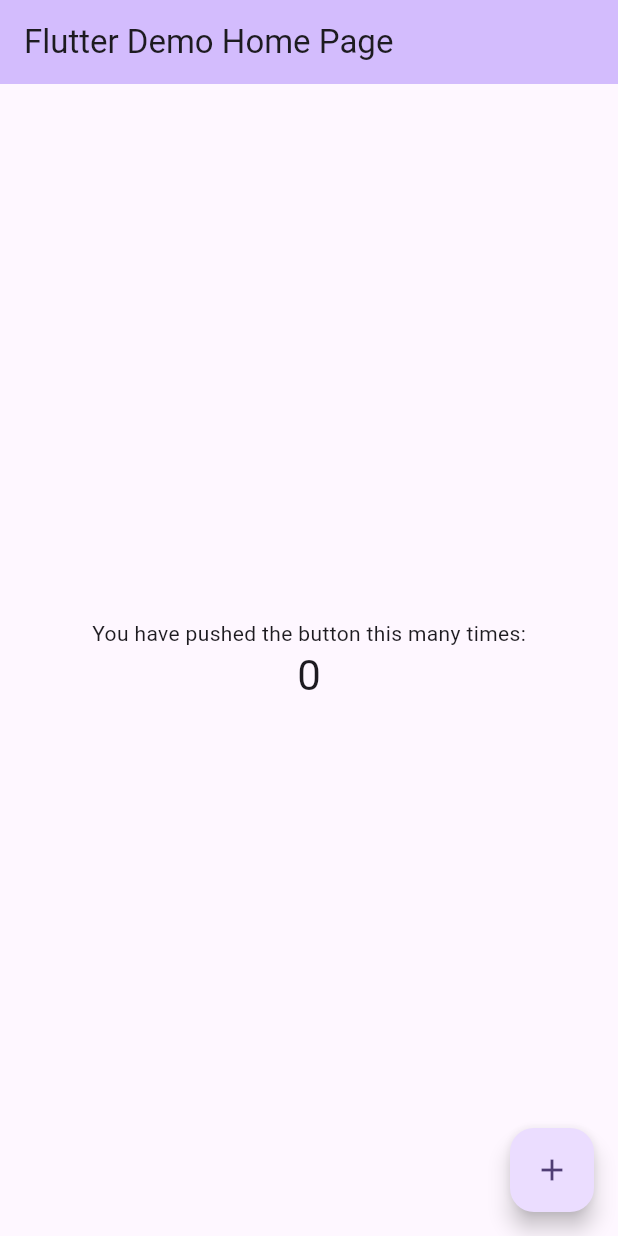
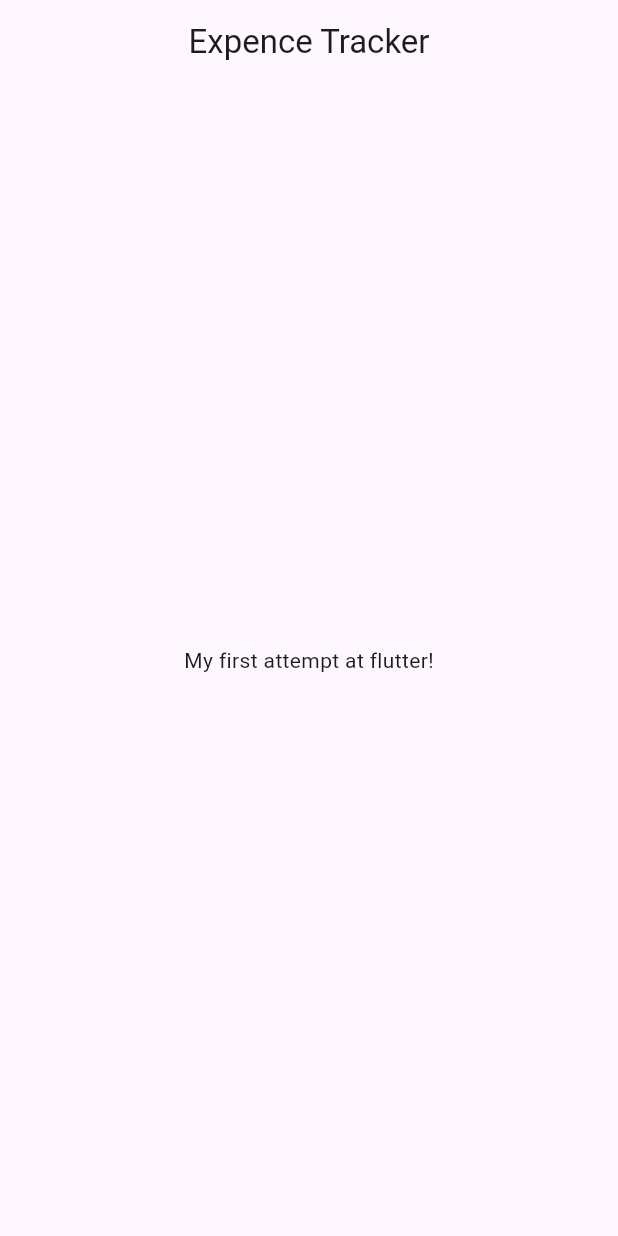
Before and after one commit to B-Judels/First_Flutter_App, a Flutter app: the screen it shows after launch, on a phone screen of 412 x 824 dp. Run offline on Flutter 3.47's test engine with Material 3 defaults, Android fonts, the light colour scheme and no system bars.

Commit message:
removing the sample template code and starting fresh

```diff
--- a/lib/main.dart
+++ b/lib/main.dart
@@ -1,122 +1,12 @@
 import 'package:flutter/material.dart';
 
 void main() {
-  runApp(const MyApp());
+  runApp(
+    MaterialApp(
+      home: Scaffold(
+        appBar: AppBar(title: Center(child: Text("Expence Tracker"))),
+        body: Center(child: Text("My first attempt at flutter!")),
+      ),
+    ),
+  );
 }
-
-class MyApp extends StatelessWidget {
-  const MyApp({super.key});
-
-  // This widget is the root of your application.
-  @override
-  Widget build(BuildContext context) {
-    return MaterialApp(
-      title: 'Flutter Demo',
-      theme: ThemeData(
-        // This is the theme of your application.
-        //
-        // TRY THIS: Try running your application with "flutter run". You'll see
-        // the application has a purple toolbar. Then, without quitting the app,
-        // try changing the seedColor in the colorScheme below to Colors.green
-        // and then invoke "hot reload" (save your changes or press the "hot
-        // reload" button in a Flutter-supported IDE, or press "r" if you used
-        // the command line to start the app).
-        //
-        // Notice that the counter didn't reset back to zero; the application
-        // state is not lost during the reload. To reset the state, use hot
-        // restart instead.
-        //
-        // This works for code too, not just values: Most code changes can be
-        // tested with just a hot reload.
-        colorScheme: .fromSeed(seedColor: Colors.deepPurple),
-      ),
-      home: const MyHomePage(title: 'Flutter Demo Home Page'),
-    );
-  }
-}
-
-class MyHomePage extends StatefulWidget {
-  const MyHomePage({super.key, required this.title});
-
-  // This widget is the home page of your application. It is stateful, meaning
-  // that it has a State object (defined below) that contains fields that affect
-  // how it looks.
-
-  // This class is the configuration for the state. It holds the values (in this
-  // case the title) provided by the parent (in this case the App widget) and
-  // used by the build method of the State. Fields in a Widget subclass are
-  // always marked "final".
-
-  final String title;
-
-  @override
-  State<MyHomePage> createState() => _MyHomePageState();
-}
-
-class _MyHomePageState extends State<MyHomePage> {
-  int _counter = 0;
-
-  void _incrementCounter() {
-    setState(() {
-      // This call to setState tells the Flutter framework that something has
-      // changed in this State, which causes it to rerun the build method below
-      // so that the display can reflect the updated values. If we changed
-      // _counter without calling setState(), then the build method would not be
-      // called again, and so nothing would appear to happen.
-      _counter++;
-    });
-  }
-
-  @override
-  Widget build(BuildContext context) {
-    // This method is rerun every time setState is called, for instance as done
-    // by the _incrementCounter method above.
-    //
-    // The Flutter framework has been optimized to make rerunning build methods
-    // fast, so that you can just rebuild anything that needs updating rather
-    // than having to individually change instances of widgets.
-    return Scaffold(
-      appBar: AppBar(
-        // TRY THIS: Try changing the color here to a specific color (to
-        // Colors.amber, perhaps?) and trigger a hot reload to see the AppBar
-        // change color while the other colors stay the same.
-        backgroundColor: Theme.of(context).colorScheme.inversePrimary,
-        // Here we take the value from the MyHomePage object that was created by
-        // the App.build method, and use it to set our appbar title.
-        title: Text(widget.title),
-      ),
-      body: Center(
-        // Center is a layout widget. It takes a single child and positions it
-        // in the middle of the parent.
-        child: Column(
-          // Column is also a layout widget. It takes a list of children and
-          // arranges them vertically. By default, it sizes itself to fit its
-          // children horizontally, and tries to be as tall as its parent.
-          //
-          // Column has various properties to control how it sizes itself and
-          // how it positions its children. Here we use mainAxisAlignment to
-          // center the children vertically; the main axis here is the vertical
-          // axis because Columns are vertical (the cross axis would be
-          // horizontal).
-          //
-          // TRY THIS: Invoke "debug painting" (choose the "Toggle Debug Paint"
-          // action in the IDE, or press "p" in the console), to see the
-          // wireframe for each widget.
-          mainAxisAlignment: .center,
-          children: [
-            const Text('You have pushed the button this many times:'),
-            Text(
-              '$_counter',
-              style: Theme.of(context).textTheme.headlineMedium,
-            ),
-          ],
-        ),
-      ),
-      floatingActionButton: FloatingActionButton(
-        onPressed: _incrementCounter,
-        tooltip: 'Increment',
-        child: const Icon(Icons.add),
-      ),
-    );
-  }
-}
```
